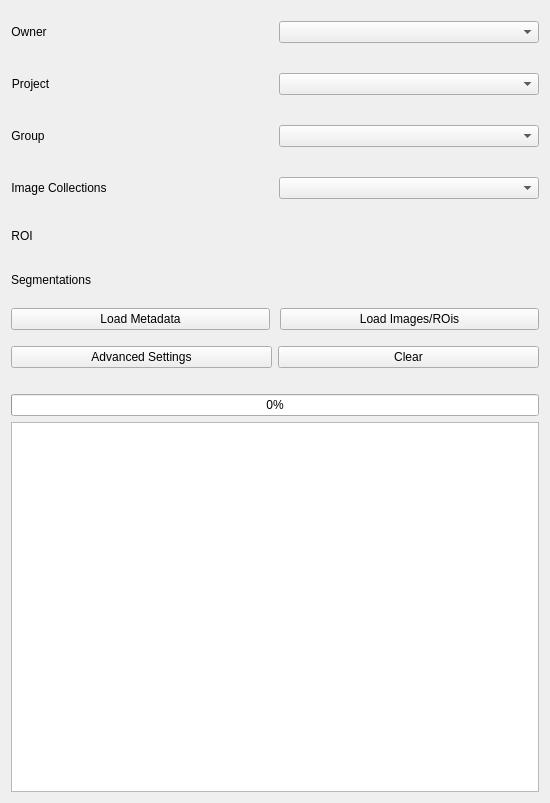
First picture: the form in src/UI_files/IDMS_main.ui, repository stjude-biohackathon/KIDS24-team13, before the edit.
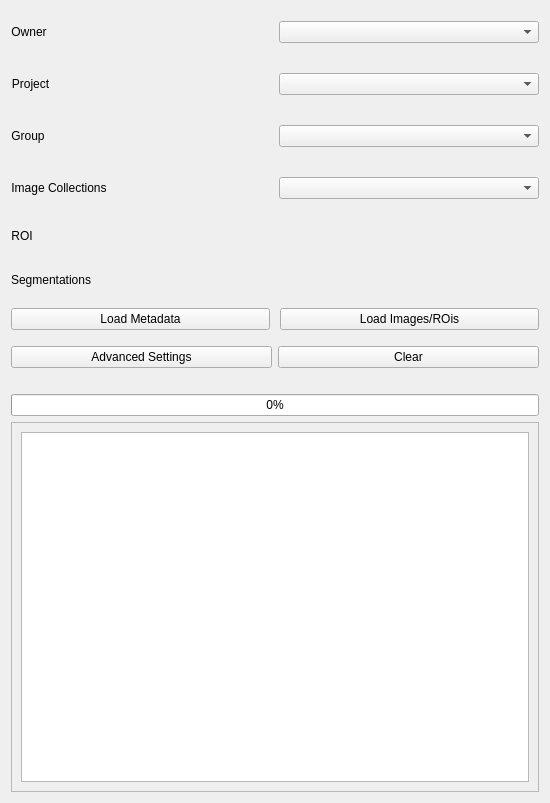
Second picture: the form after the edit.

Diff of the .ui file:
```diff
--- a/src/UI_files/IDMS_main.ui
+++ b/src/UI_files/IDMS_main.ui
@@ -211,7 +211,26 @@
     </widget>
    </item>
    <item>
-    <widget class="QListWidget" name="meta_ls"/>
+    <widget class="QScrollArea" name="scrollArea">
+     <property name="widgetResizable">
+      <bool>true</bool>
+     </property>
+     <widget class="QWidget" name="scrollAreaWidgetContents">
+      <property name="geometry">
+       <rect>
+        <x>0</x>
+        <y>0</y>
+        <width>530</width>
+        <height>350</height>
+       </rect>
+      </property>
+      <layout class="QVBoxLayout" name="verticalLayout">
+       <item>
+        <widget class="QListWidget" name="meta_ls"/>
+       </item>
+      </layout>
+     </widget>
+    </widget>
    </item>
   </layout>
  </widget>
```
Left out of the diff: 4 changed lines with no effect on the pictures.
